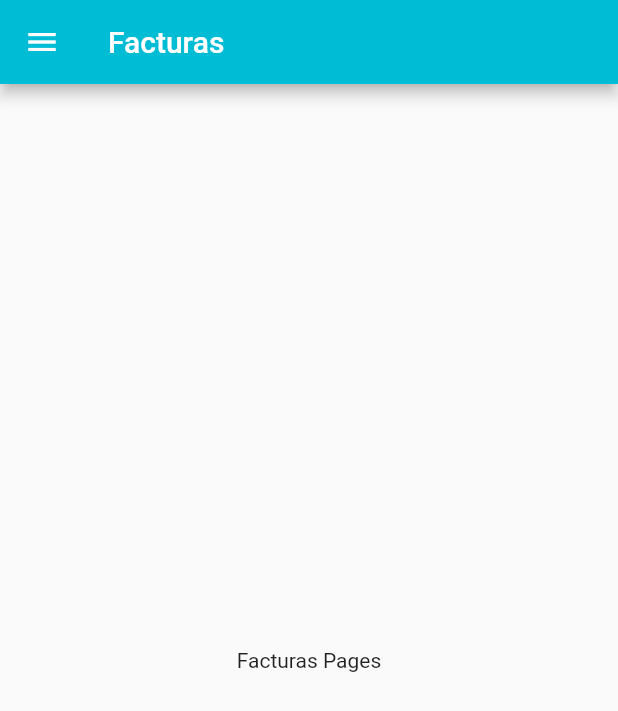
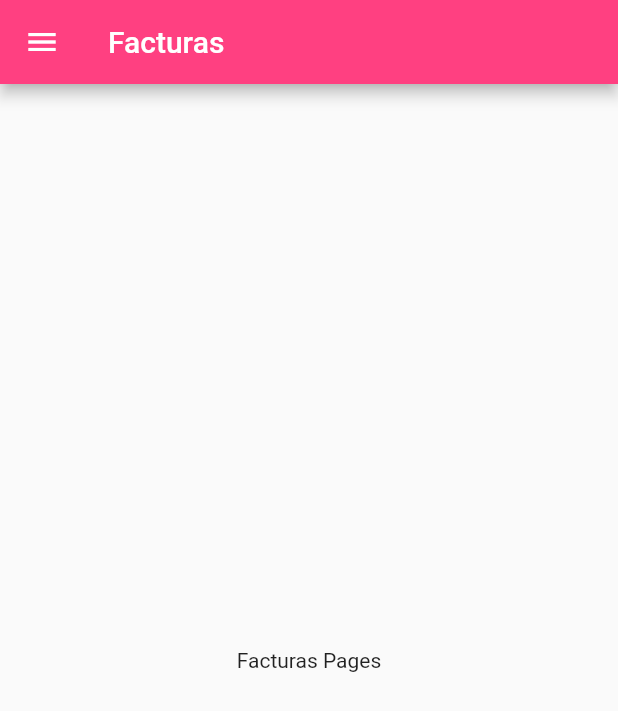
Before and after one commit to helmut1996/SOF_APP, a Flutter app: the screen it shows after launch, on a phone screen of 412 x 824 dp. Shown: the top 711 px of the screen. Run offline on Flutter 3.47's test engine with Material 2 defaults, Android fonts, the phone set to English and light mode, and no system bars; drawn by our look-alikes of hidden_drawer_menu.

Commit message:
Cambiando colores

```diff
--- a/lib/src/pages/HomePages.dart
+++ b/lib/src/pages/HomePages.dart
@@ -15,20 +15,20 @@ class _HomePagesState extends State<HomePages> {
     ScreenHiddenDrawer(
       ItemHiddenMenu(
         name: "Facturas",
-        colorLineSelected: Colors.teal,
+        colorLineSelected: Colors.white,
         baseStyle:
             TextStyle(color: Colors.white.withOpacity(0.8), fontSize: 25.0),
-        selectedStyle: TextStyle(color: Colors.teal),
+        selectedStyle: TextStyle(color: Colors.black54),
       ),
       FacturasPages(),
     ),
     ScreenHiddenDrawer(
       ItemHiddenMenu(
         name: "PreFacturas",
-        colorLineSelected: Colors.orange,
+        colorLineSelected: Colors.white,
         baseStyle:
             TextStyle(color: Colors.white.withOpacity(0.8), fontSize: 25.0),
-        selectedStyle: TextStyle(color: Colors.orange),
+        selectedStyle: TextStyle(color: Colors.white),
         onTap: () {
           print("Click item");
         },
@@ -38,10 +38,10 @@ class _HomePagesState extends State<HomePages> {
     ScreenHiddenDrawer(
       ItemHiddenMenu(
         name: "Productos",
-        colorLineSelected: Colors.orange,
+        colorLineSelected: Colors.white,
         baseStyle:
             TextStyle(color: Colors.white.withOpacity(0.8), fontSize: 25.0),
-        selectedStyle: TextStyle(color: Colors.orange),
+        selectedStyle: TextStyle(color: Colors.white),
         onTap: () {
           print("Click item");
         },
@@ -54,7 +54,7 @@ class _HomePagesState extends State<HomePages> {
   Widget build(BuildContext context) {
     return HiddenDrawerMenu(
       backgroundColorMenu: Colors.blueGrey,
-      backgroundColorAppBar: Colors.cyan,
+      backgroundColorAppBar: Colors.pinkAccent,
       screens: itemList,
       //    typeOpen: TypeOpen.FROM_RIGHT,
       //    disableAppBarDefault: false,
@@ -71,13 +71,13 @@ class _HomePagesState extends State<HomePages> {
       //    backgroundColorContent: Colors.blue,
       //    elevationAppBar: 4.0,
       tittleAppBar: Center(
-        child: Icon(Icons.ac_unit),
-      ),
+          //child: Icon(Icons.ac_unit),
+          ),
       //    enableShadowItensMenu: true,
       backgroundMenu: DecorationImage(
           image: NetworkImage(
               'https://firebasestorage.googleapis.com/v0/b/prueba2-8bf0c.appspot.com/o/logoushas.jpg?alt=media&token=1ff0bc30-1ab8-47b0-9e3f-a770b95e3e9f'),
-          fit: BoxFit.cover),
+          fit: BoxFit.fill),
     );
   }
 }
```
